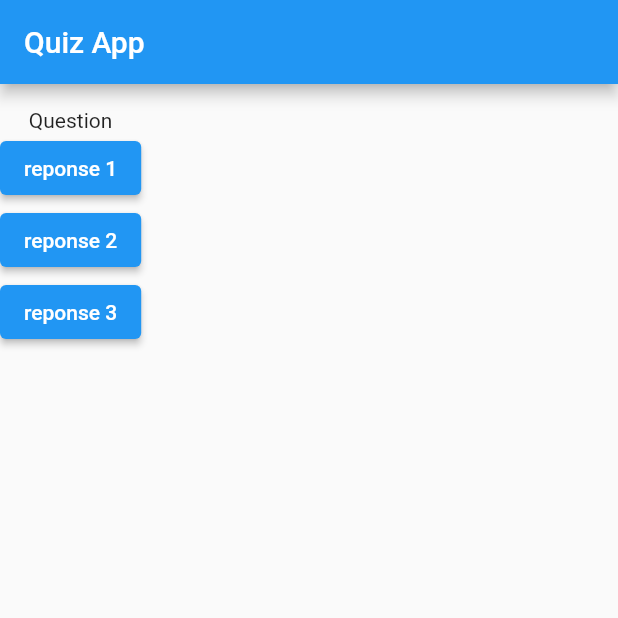
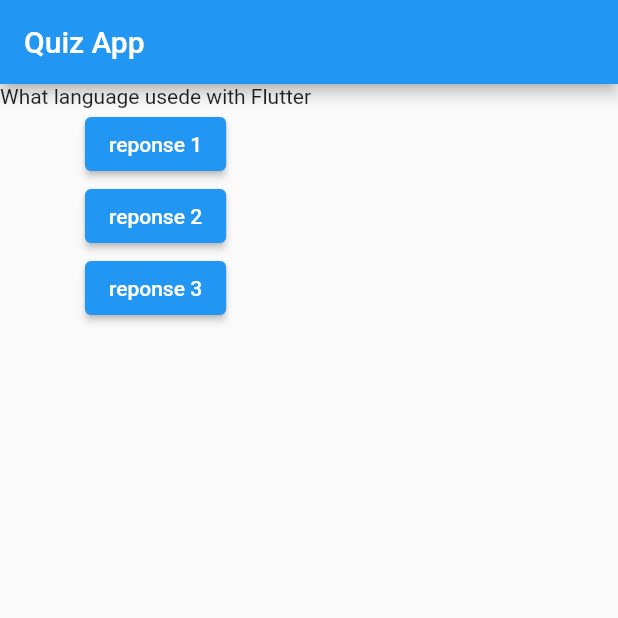
Before and after one commit to adelguen/flutterwork, a Flutter app: the screen it shows after launch, on a phone screen of 412 x 824 dp, the top half of it. Run offline on Flutter 3.47's test engine with Material 2 defaults, Android fonts, the phone set to English and light mode, and no system bars.

Commit message:
question liste like hashmap quey value

```diff
--- a/first_app/lib/main.dart
+++ b/first_app/lib/main.dart
@@ -2,11 +2,17 @@ import 'package:flutter/material.dart';
 
 
 void main() {
-  runApp(const MyApp());
+  runApp( MyApp());
 }
 
 class MyApp extends StatelessWidget {
-  const MyApp({super.key});
+  final _questions= [
+    {"Question" : "What language usede with Flutter","reponses" :[]},
+    {"Question" : "What is the main component in  Flutter Application ","reponses" :[]},
+    {"Question" : "When First Flutter Version where relesased ","reponses" :[]}
+  ];
+
+ MyApp();
 
   @override
   Widget build(BuildContext context) {
@@ -16,13 +22,11 @@ class MyApp extends StatelessWidget {
         body:
       Column(
         children: [
-           const Text('\n Question '),
+           Text(_questions[0]['Question'] ),
           ElevatedButton(onPressed: () => print('Reponse 1 selectionnée'), child: const Text ('reponse 1')),
           ElevatedButton(onPressed: () => print('Reponse 2 selectionnée'), child: const Text ('reponse 2')),
           ElevatedButton(onPressed: () => print('Reponse 3 selectionnée'), child: const Text ('reponse 3')),
-
-
-        ],
+],
       ),
       )
 
--- a/first_app/pubspec.yaml
+++ b/first_app/pubspec.yaml
@@ -20,7 +20,7 @@ publish_to: 'none' # Remove this line if you wish to publish to pub.dev
 version: 1.0.0+1
 
 environment:
-  sdk: '>=2.18.6 <3.0.0'
+  sdk: ">=2.11.0 <3.0.0"
 
 # Dependencies specify other packages that your package needs in order to work.
 # To automatically upgrade your package dependencies to the latest versions
```
Also changed, not shown: first_app/pubspec.lock.
